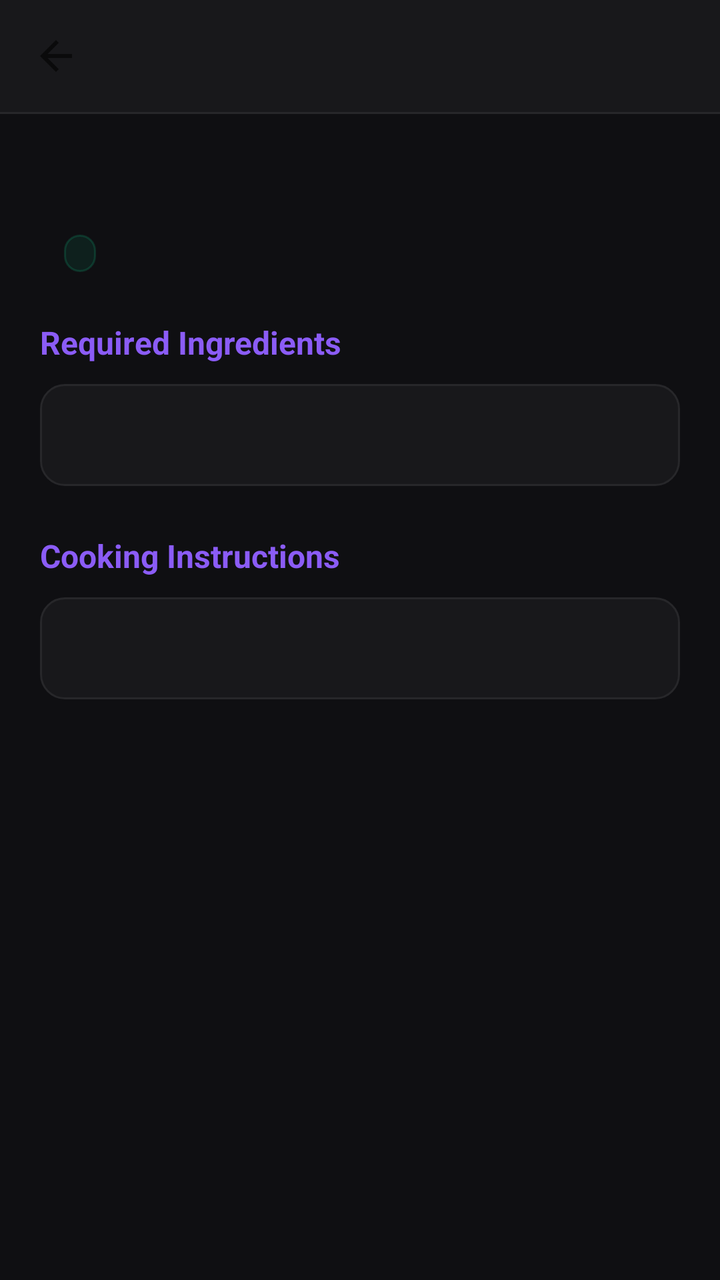
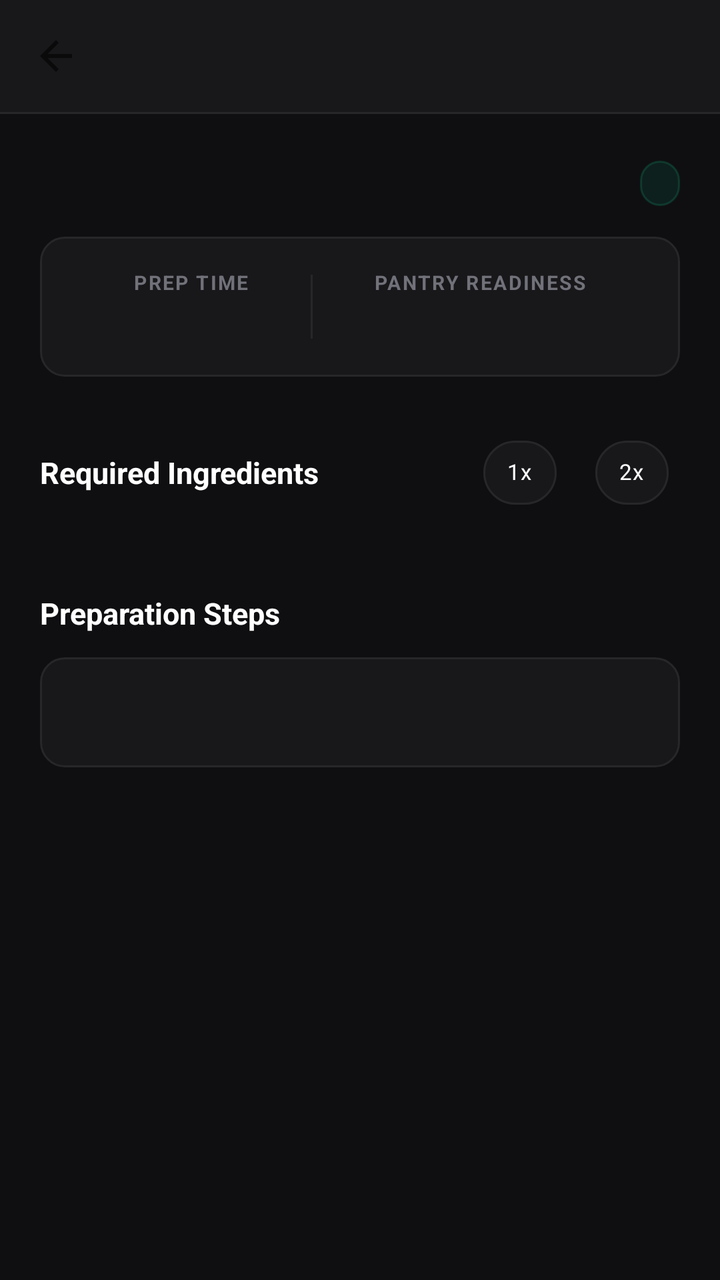

Compare the two renders of this Android layout. The source of the first and the diff that turns it into the second are given below.
<!-- AndroidManifest.xml: application theme Theme.EmptyViewsActivity -->
<!-- res/layout/activity_recipe_detail.xml -->
<?xml version="1.0" encoding="utf-8"?>
<LinearLayout xmlns:android="http://schemas.android.com/apk/res/android"
    xmlns:app="http://schemas.android.com/apk/res-auto"
    android:layout_width="match_parent"
    android:layout_height="match_parent"
    android:background="@color/bg_canvas"
    android:fitsSystemWindows="true"
    android:orientation="vertical">

    <androidx.appcompat.widget.Toolbar
        android:id="@+id/toolbar"
        android:layout_width="match_parent"
        android:layout_height="?attr/actionBarSize"
        android:background="@color/bg_surface"
        app:titleTextColor="@color/text_primary"
        app:navigationIcon="?attr/homeAsUpIndicator"
        android:elevation="0dp" />

    <View
        android:layout_width="match_parent"
        android:layout_height="1dp"
        android:background="@color/border_subtle" />

    <ScrollView
        android:layout_width="match_parent"
        android:layout_height="match_parent"
        android:fillViewport="true">

        <LinearLayout
            android:layout_width="match_parent"
            android:layout_height="wrap_content"
            android:orientation="vertical"
            android:padding="20dp">

            <TextView
                android:id="@+id/tvRecipeDetailTitle"
                android:layout_width="match_parent"
                android:layout_height="wrap_content"
                android:textSize="24sp"
                android:textStyle="bold"
                android:textColor="@color/text_primary"
                android:layout_marginBottom="8dp" />

            <LinearLayout
                android:layout_width="match_parent"
                android:layout_height="wrap_content"
                android:orientation="horizontal"
                android:gravity="center_vertical"
                android:layout_marginBottom="24dp">

                <TextView
                    android:id="@+id/tvRecipeDetailMeta"
                    android:layout_width="wrap_content"
                    android:layout_height="wrap_content"
                    android:textColor="@color/text_secondary"
                    android:textSize="14sp"
                    android:layout_marginEnd="12dp" />

                <TextView
                    android:id="@+id/tvRecipeDetailDifficulty"
                    android:layout_width="wrap_content"
                    android:layout_height="wrap_content"
                    android:paddingHorizontal="8dp"
                    android:paddingVertical="2dp"
                    android:textSize="11sp"
                    android:textStyle="bold"
                    android:background="@drawable/badge_fresh"
                    android:textColor="@color/status_fresh_text" />

            </LinearLayout>

            <TextView
                android:layout_width="wrap_content"
                android:layout_height="wrap_content"
                android:text="Required Ingredients"
                android:textSize="16sp"
                android:textStyle="bold"
                android:textColor="@color/brand_primary"
                android:layout_marginBottom="10dp" />

            <LinearLayout
                android:layout_width="match_parent"
                android:layout_height="wrap_content"
                android:background="@drawable/card_surface_background"
                android:padding="16dp"
                android:layout_marginBottom="24dp">

                <TextView
                    android:id="@+id/tvRecipeDetailIngredients"
                    android:layout_width="match_parent"
                    android:layout_height="wrap_content"
                    android:textSize="14sp"
                    android:lineSpacingExtra="6dp"
                    android:textColor="@color/text_secondary" />
            </LinearLayout>

            <TextView
                android:layout_width="wrap_content"
                android:layout_height="wrap_content"
                android:text="Cooking Instructions"
                android:textSize="16sp"
                android:textStyle="bold"
                android:textColor="@color/brand_primary"
                android:layout_marginBottom="10dp" />

            <LinearLayout
                android:layout_width="match_parent"
                android:layout_height="wrap_content"
                android:background="@drawable/card_surface_background"
                android:padding="16dp"
                android:layout_marginBottom="32dp">

                <TextView
                    android:id="@+id/tvRecipeDetailInstructions"
                    android:layout_width="match_parent"
                    android:layout_height="wrap_content"
                    android:textSize="14sp"
                    android:lineSpacingExtra="6dp"
                    android:textColor="@color/text_primary" />
            </LinearLayout>

        </LinearLayout>
    </ScrollView>
</LinearLayout>
<!-- resources referenced by this layout -->
<resources>
  <color name="bg_canvas">#0F0F12</color>
  <color name="bg_surface">#18181B</color>
  <color name="border_subtle">#27272A</color>
  <color name="brand_primary">#8B5CF6</color>
  <color name="status_fresh_text">#10B981</color>
  <color name="text_primary">#FFFFFF</color>
  <color name="text_secondary">#A1A1AA</color>
  <!-- drawable badge_fresh (drawable) -->
  <?xml version="1.0" encoding="utf-8"?>
  <shape xmlns:android="http://schemas.android.com/apk/res/android"
      android:shape="rectangle">
      <solid android:color="@color/status_fresh_bg" />
      <stroke
          android:width="1dp"
          android:color="@color/status_fresh_border" />
      <corners android:radius="16dp" />
  </shape>
  <!-- drawable card_surface_background (drawable) -->
  <?xml version="1.0" encoding="utf-8"?>
  <shape xmlns:android="http://schemas.android.com/apk/res/android"
      android:shape="rectangle">
      <solid android:color="@color/bg_surface" />
      <stroke
          android:width="1dp"
          android:color="@color/border_subtle" />
      <corners android:radius="12dp" />
  </shape>
  <style name="Theme.EmptyViewsActivity" parent="Base.Theme.EmptyViewsActivity" />
  <color name="status_fresh_bg">#1A10B981</color>
  <color name="status_fresh_border">#3310B981</color>
  <style name="Base.Theme.EmptyViewsActivity" parent="Theme.MaterialComponents.DayNight.NoActionBar">
          
          <item name="colorPrimary">@color/brand_primary</item>
          <item name="colorPrimaryVariant">@color/brand_primary_variant</item>
          <item name="colorOnPrimary">@color/brand_on_primary</item>
          <item name="android:windowBackground">@color/bg_canvas</item>
  
          
          <item name="android:statusBarColor">@color/bg_surface</item>
          <item name="android:navigationBarColor">@color/bg_surface</item>
          <item name="android:windowLightStatusBar" tools:targetApi="m">false</item>
      </style>
  <color name="brand_primary_variant">#7C3AED</color>
  <color name="brand_on_primary">#FFFFFF</color>
</resources>

<!-- the commit's change to res/layout/activity_recipe_detail.xml (unified diff, before → after) -->
@@ -32,61 +32,184 @@
             android:orientation="vertical"
             android:padding="20dp">
 
-            <TextView
-                android:id="@+id/tvRecipeDetailTitle"
-                android:layout_width="match_parent"
-                android:layout_height="wrap_content"
-                android:textSize="24sp"
-                android:textStyle="bold"
-                android:textColor="@color/text_primary"
-                android:layout_marginBottom="8dp" />
-
+            
             <LinearLayout
                 android:layout_width="match_parent"
                 android:layout_height="wrap_content"
                 android:orientation="horizontal"
                 android:gravity="center_vertical"
-                android:layout_marginBottom="24dp">
-
-                <TextView
-                    android:id="@+id/tvRecipeDetailMeta"
-                    android:layout_width="wrap_content"
-                    android:layout_height="wrap_content"
-                    android:textColor="@color/text_secondary"
-                    android:textSize="14sp"
-                    android:layout_marginEnd="12dp" />
+                android:layout_marginBottom="12dp">
+
+                <TextView
+                    android:id="@+id/tvRecipeDetailTitle"
+                    android:layout_width="0dp"
+                    android:layout_height="wrap_content"
+                    android:layout_weight="1"
+                    android:textSize="22sp"
+                    android:textStyle="bold"
+                    android:textColor="@color/text_primary" />
 
                 <TextView
                     android:id="@+id/tvRecipeDetailDifficulty"
                     android:layout_width="wrap_content"
                     android:layout_height="wrap_content"
-                    android:paddingHorizontal="8dp"
-                    android:paddingVertical="2dp"
+                    android:paddingHorizontal="10dp"
+                    android:paddingVertical="4dp"
                     android:textSize="11sp"
                     android:textStyle="bold"
                     android:background="@drawable/badge_fresh"
                     android:textColor="@color/status_fresh_text" />
-
-            </LinearLayout>
-
+            </LinearLayout>
+
+            
+            <LinearLayout
+                android:layout_width="match_parent"
+                android:layout_height="wrap_content"
+                android:background="@drawable/card_surface_background"
+                android:orientation="horizontal"
+                android:padding="16dp"
+                android:baselineAligned="false"
+                android:layout_marginBottom="24dp">
+
+                <LinearLayout
+                    android:layout_width="0dp"
+                    android:layout_height="wrap_content"
+                    android:layout_weight="1"
+                    android:orientation="vertical"
+                    android:gravity="center">
+
+                    <TextView
+                        android:layout_width="wrap_content"
+                        android:layout_height="wrap_content"
+                        android:text="PREP TIME"
+                        android:textSize="10sp"
+                        android:textStyle="bold"
+                        android:letterSpacing="0.08"
+                        android:textColor="@color/text_tertiary" />
+
+                    <TextView
+                        android:id="@+id/tvRecipeDetailPrep"
+                        android:layout_width="wrap_content"
+                        android:layout_height="wrap_content"
+                        android:textSize="15sp"
+                        android:textStyle="bold"
+                        android:textColor="@color/text_primary"
+                        android:layout_marginTop="4dp" />
+                </LinearLayout>
+
+                <View
+                    android:layout_width="1dp"
+                    android:layout_height="32dp"
+                    android:background="@color/border_subtle"
+                    android:layout_gravity="center_vertical" />
+
+                <LinearLayout
+                    android:layout_width="0dp"
+                    android:layout_height="wrap_content"
+                    android:layout_weight="1.4"
+                    android:orientation="vertical"
+                    android:gravity="center">
+
+                    <TextView
+                        android:layout_width="wrap_content"
+                        android:layout_height="wrap_content"
+                        android:text="PANTRY READINESS"
+                        android:textSize="10sp"
+                        android:textStyle="bold"
+                        android:letterSpacing="0.08"
+                        android:textColor="@color/text_tertiary" />
+
+                    <TextView
+                        android:id="@+id/tvRecipeReadiness"
+                        android:layout_width="wrap_content"
+                        android:layout_height="wrap_content"
+                        android:textSize="14sp"
+                        android:textStyle="bold"
+                        android:textColor="@color/brand_primary"
+                        android:layout_marginTop="4dp" />
+                </LinearLayout>
+
+            </LinearLayout>
+
+            
+            <LinearLayout
+                android:layout_width="match_parent"
+                android:layout_height="wrap_content"
+                android:orientation="horizontal"
+                android:gravity="center_vertical"
+                android:layout_marginBottom="12dp">
+
+                <TextView
+                    android:layout_width="0dp"
+                    android:layout_height="wrap_content"
+                    android:layout_weight="1"
+                    android:text="Required Ingredients"
+                    android:textSize="15sp"
+                    android:textStyle="bold"
+                    android:textColor="@color/text_primary" />
+
+                
+                <com.google.android.material.chip.ChipGroup
+                    android:id="@+id/chipGroupServings"
+                    android:layout_width="wrap_content"
+                    android:layout_height="wrap_content"
+                    app:singleSelection="true"
+                    app:selectionRequired="true">
+
+                    <com.google.android.material.chip.Chip
+                        android:id="@+id/chipScale1"
+                        android:layout_width="wrap_content"
+                        android:layout_height="wrap_content"
+                        android:text="1x"
+                        android:checked="true"
+                        android:textSize="11sp"
+                        android:textColor="@color/text_primary"
+                        app:chipBackgroundColor="@color/bg_surface"
+                        app:chipStrokeColor="@color/border_subtle"
+                        app:chipStrokeWidth="1dp"
+                        style="@style/Widget.MaterialComponents.Chip.Choice" />
+
+                    <com.google.android.material.chip.Chip
+                        android:id="@+id/chipScale2"
+                        android:layout_width="wrap_content"
+                        android:layout_height="wrap_content"
+                        android:text="2x"
+                        android:textSize="11sp"
+                        android:textColor="@color/text_primary"
+                        app:chipBackgroundColor="@color/bg_surface"
+                        app:chipStrokeColor="@color/border_subtle"
+                        app:chipStrokeWidth="1dp"
+                        style="@style/Widget.MaterialComponents.Chip.Choice" />
+                </com.google.android.material.chip.ChipGroup>
+            </LinearLayout>
+
+            
+            <LinearLayout
+                android:id="@+id/containerIngredients"
+                android:layout_width="match_parent"
+                android:layout_height="wrap_content"
+                android:orientation="vertical"
+                android:layout_marginBottom="24dp" />
+
+            
             <TextView
                 android:layout_width="wrap_content"
                 android:layout_height="wrap_content"
-                android:text="Required Ingredients"
-                android:textSize="16sp"
+                android:text="Preparation Steps"
+                android:textSize="15sp"
                 android:textStyle="bold"
-                android:textColor="@color/brand_primary"
-                android:layout_marginBottom="10dp" />
+                android:textColor="@color/text_primary"
+                android:layout_marginBottom="12dp" />
 
             <LinearLayout
                 android:layout_width="match_parent"
                 android:layout_height="wrap_content"
                 android:background="@drawable/card_surface_background"
-                android:padding="16dp"
-                android:layout_marginBottom="24dp">
-
-                <TextView
-                    android:id="@+id/tvRecipeDetailIngredients"
+                android:padding="18dp"
+                android:layout_marginBottom="28dp">
+
+                <TextView
+                    android:id="@+id/tvRecipeDetailInstructions"
                     android:layout_width="match_parent"
                     android:layout_height="wrap_content"
                     android:textSize="14sp"
@@ -94,31 +217,6 @@
                     android:textColor="@color/text_secondary" />
             </LinearLayout>
 
-            <TextView
-                android:layout_width="wrap_content"
-                android:layout_height="wrap_content"
-                android:text="Cooking Instructions"
-                android:textSize="16sp"
-                android:textStyle="bold"
-                android:textColor="@color/brand_primary"
-                android:layout_marginBottom="10dp" />
-
-            <LinearLayout
-                android:layout_width="match_parent"
-                android:layout_height="wrap_content"
-                android:background="@drawable/card_surface_background"
-                android:padding="16dp"
-                android:layout_marginBottom="32dp">
-
-                <TextView
-                    android:id="@+id/tvRecipeDetailInstructions"
-                    android:layout_width="match_parent"
-                    android:layout_height="wrap_content"
-                    android:textSize="14sp"
-                    android:lineSpacingExtra="6dp"
-                    android:textColor="@color/text_primary" />
-            </LinearLayout>
-
         </LinearLayout>
     </ScrollView>
 </LinearLayout>
<!-- resource entries referenced after the edit -->
@@ -7,6 +7,7 @@
   <color name="status_fresh_text">#10B981</color>
   <color name="text_primary">#FFFFFF</color>
   <color name="text_secondary">#A1A1AA</color>
+  <color name="text_tertiary">#71717A</color>
   <!-- drawable badge_fresh (drawable) -->
   <?xml version="1.0" encoding="utf-8"?>
   <shape xmlns:android="http://schemas.android.com/apk/res/android"
